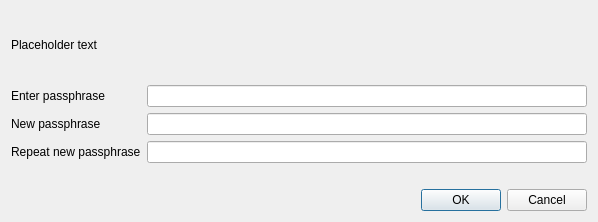
Qt form src/qt/forms/askpassphrasedialog.ui (LIMXTEC/DUST) before a commit.
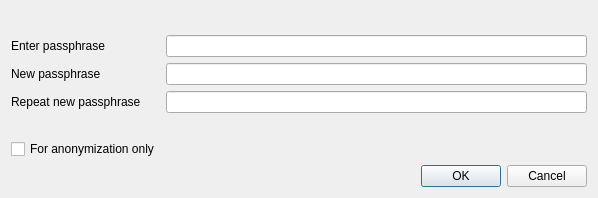
The same form after that commit.

What changed in the file:
```diff
--- a/src/qt/forms/askpassphrasedialog.ui
+++ b/src/qt/forms/askpassphrasedialog.ui
@@ -7,7 +7,7 @@
     <x>0</x>
     <y>0</y>
     <width>598</width>
-    <height>222</height>
+    <height>198</height>
    </rect>
   </property>
   <property name="sizePolicy">
@@ -26,14 +26,8 @@
    <string>Passphrase Dialog</string>
   </property>
   <layout class="QVBoxLayout" name="verticalLayout">
-   <property name="sizeConstraint">
-    <enum>QLayout::SetMinimumSize</enum>
-   </property>
    <item>
     <widget class="QLabel" name="warningLabel">
-     <property name="text">
-      <string notr="true">Placeholder text</string>
-     </property>
      <property name="textFormat">
       <enum>Qt::RichText</enum>
      </property>
@@ -44,9 +38,6 @@
    </item>
    <item>
     <layout class="QFormLayout" name="formLayout">
-     <property name="sizeConstraint">
-      <enum>QLayout::SetMinimumSize</enum>
-     </property>
      <property name="fieldGrowthPolicy">
       <enum>QFormLayout::AllNonFixedFieldsGrow</enum>
      </property>
@@ -108,6 +99,22 @@
        </property>
       </widget>
      </item>
+     <item row="4" column="0">
+      <widget class="QCheckBox" name="anonymizationCheckBox">
+       <property name="enabled">
+        <bool>true</bool>
+       </property>
+       <property name="toolTip">
+        <string>Serves to disable the trivial sendmoney when OS account compromised. Provides no real security.</string>
+       </property>
+       <property name="text">
+        <string>For anonymization only</string>
+       </property>
+       <property name="visible">
+        <bool>false</bool>
+       </property>
+      </widget>
+     </item>
     </layout>
    </item>
    <item>
```
